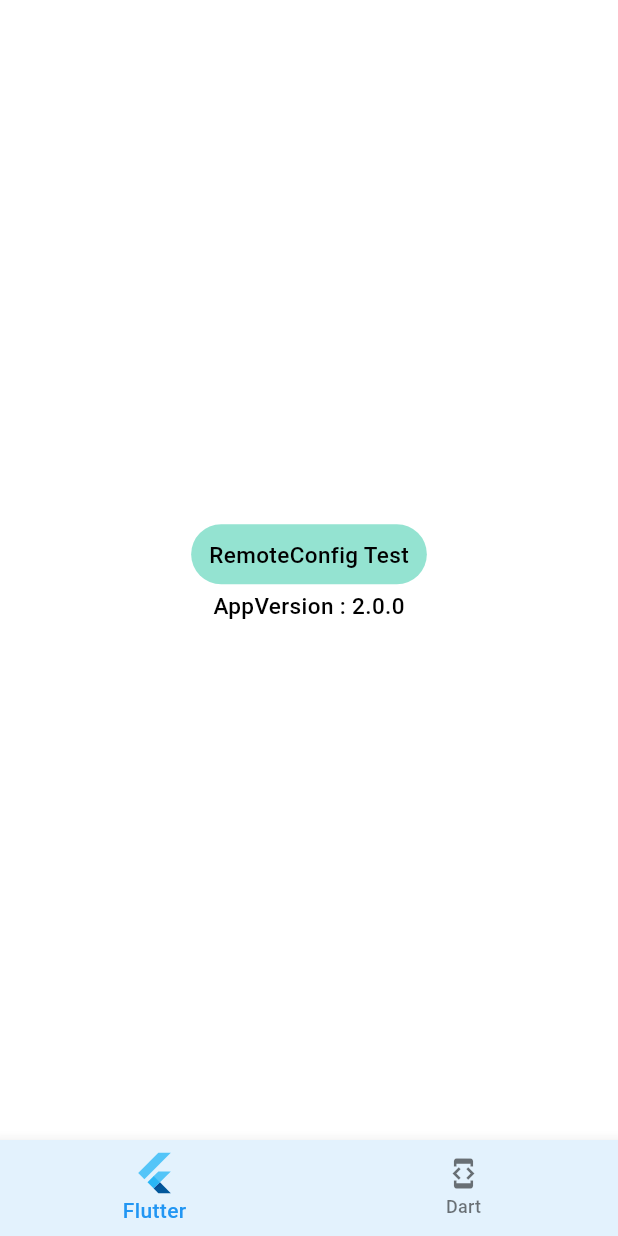
After one commit to C0routine/Flutter_lab, a Flutter app: the LabFirebaseRemoteConfig screen opened by its route, after a tap on "RemoteConfig Test", on a phone screen of 412 x 824 dp. The commit adds this screen. Run offline on Flutter 3.47's test engine with Material 2 defaults, Android fonts, the phone set to English and light mode, and no system bars; our stand-ins replace firebase_analytics, firebase_core, firebase_remote_config, flutter_bloc, go_router; accounts and stored records are empty.

Commit message:
Feature/Firebase RemoteConfig

```diff
--- a/lib/app/app_router.dart
+++ b/lib/app/app_router.dart
@@ -1,5 +1,6 @@
 import 'package:flutter/material.dart';
 import 'package:flutterlab/widgets/flutter/firebase_analytics_lab.dart';
+import 'package:flutterlab/widgets/flutter/firebase_remote_config_lab.dart';
 import 'package:flutterlab/widgets/flutter/flutter_bloc_lab.dart';
 import 'package:flutterlab/widgets/flutter/layoutbuilder_lab.dart';
 import 'package:flutterlab/widgets/flutter/skeleton_animation_lab.dart';
@@ -29,6 +30,7 @@ enum AppRouter {
   skeletonAnimation(path: '/flutter/skeletonAnimation'),
   flutterBloc(path: '/flutter/flutterBloc'),
   firebaseAnalytics(path: '/flutter/firebaseAnalytics'),
+  firebaseRemoteConfig(path: '/flutter/firebaseRemoteConfig'),
 
   // dart routes
   dart(path: '/dart'),
@@ -74,6 +76,7 @@ final GoRouter routerConfig = GoRouter(
                 appGoRoute(AppRouter.skeletonAnimation, const LabSkeletonAnimation()),
                 appGoRoute(AppRouter.flutterBloc, const LabFlutterBloc()),
                 appGoRoute(AppRouter.firebaseAnalytics, const LabFirebaseAnalytics()),
+                appGoRoute(AppRouter.firebaseRemoteConfig, const LabFirebaseRemoteConfig()),
               ],
             ),
           ],
--- a/lib/tab/flutter_route.dart
+++ b/lib/tab/flutter_route.dart
@@ -25,6 +25,8 @@ class FlutterRoute extends StatelessWidget {
       AppRouter.flutterBloc,
       // Firebase Analytics
       AppRouter.firebaseAnalytics,
+      // Firebase Remote Config
+      AppRouter.firebaseRemoteConfig
     ];
 
     return Scaffold(
--- /dev/null
+++ b/lib/widgets/flutter/firebase_remote_config_lab.dart
@@ -0,0 +1,57 @@
+import 'dart:convert';
+import 'package:firebase_remote_config/firebase_remote_config.dart';
+
+import 'package:flutter/material.dart';
+import 'package:flutterlab/app/app_widget.dart';
+
+class LabFirebaseRemoteConfig extends StatefulWidget {
+  const LabFirebaseRemoteConfig({super.key});
+
+  @override
+  State<LabFirebaseRemoteConfig> createState() => _LabFirebaseRemoteConfigState();
+}
+
+class _LabFirebaseRemoteConfigState extends State<LabFirebaseRemoteConfig> {
+  String stateAppVersion = '1.0.0';
+
+  Future<void> getRemoteConfig() async {
+    final remoteConfig = FirebaseRemoteConfig.instance;
+    await remoteConfig.setConfigSettings(
+      RemoteConfigSettings(
+        fetchTimeout: const Duration(seconds: 1),
+        minimumFetchInterval: const Duration(seconds: 1),
+      ),
+    );
+    await remoteConfig.fetchAndActivate();
+
+    var latestAppVersion = remoteConfig.getAll()['latest_app_version'];
+    var appVersion = jsonDecode(
+      latestAppVersion?.asString() ?? '{"app_version" : "2.0.0", "latest" : "false"}',
+    );
+    print('AppVersion : ${appVersion['app_version']}');
+    print('AppVersion : ${appVersion['latest']}');
+
+    if (appVersion['app_version'] != stateAppVersion) {
+      setState(() {
+        stateAppVersion = appVersion['app_version'];
+      });
+    }
+  }
+
+  @override
+  Widget build(BuildContext context) {
+    return Scaffold(
+      body: SafeArea(
+        child: SizedBox.expand(
+          child: Column(
+            mainAxisAlignment: MainAxisAlignment.center,
+            children: [
+              ExecuteTextButton(executeText: 'RemoteConfig Test', onPress: getRemoteConfig),
+              Text('AppVersion : $stateAppVersion'),
+            ],
+          ),
+        ),
+      ),
+    );
+  }
+}
--- a/pubspec.yaml
+++ b/pubspec.yaml
@@ -39,6 +39,7 @@ dependencies:
   flutter_bloc: ^8.1.3
   firebase_core: ^2.15.0
   firebase_analytics: ^10.4.4
+  firebase_remote_config: ^4.2.4
 
 dev_dependencies:
   flutter_test:
```
Also changed, not shown: pubspec.lock, 1 other file.
